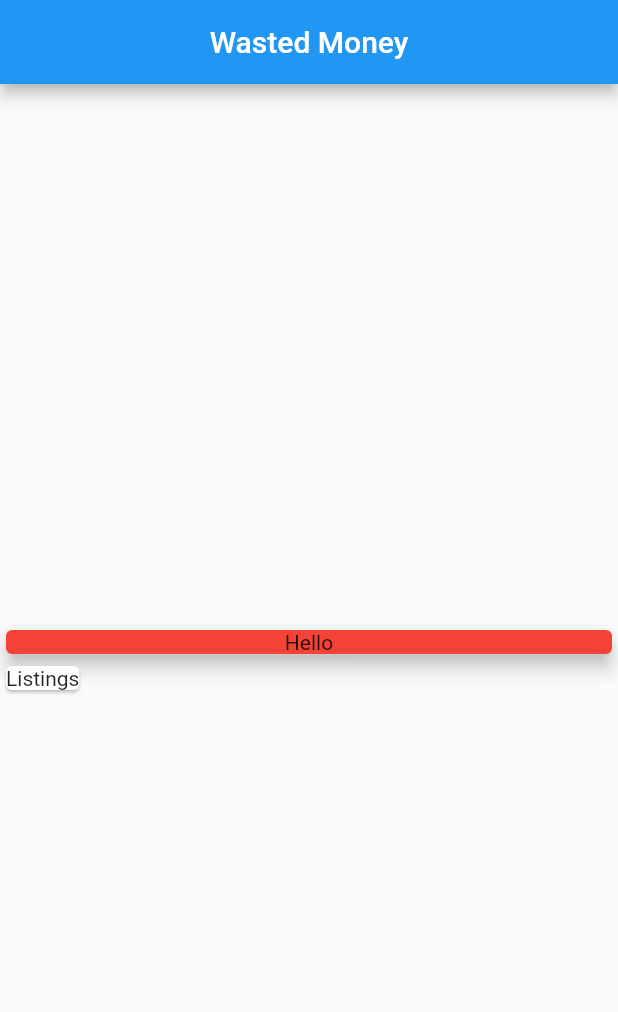
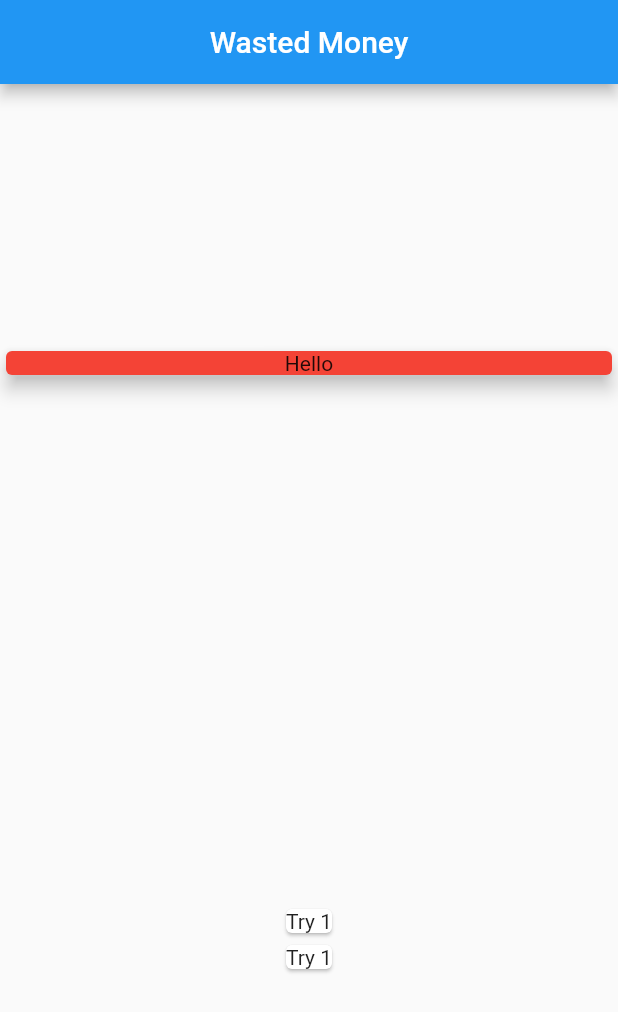
Before and after one commit to chandra-deb/WastedMoney, a Flutter app: the screen it shows after launch, on a phone screen of 412 x 824 dp. Shown: the top 1012 px of the screen. Run offline on Flutter 3.47's test engine with Material 2 defaults, Android fonts, the phone set to English and light mode, and no system bars.

Commit message:
completed another lecture

```diff
--- a/lib/main.dart
+++ b/lib/main.dart
@@ -1,3 +1,4 @@
+import './transaction.dart';
 import 'package:flutter/material.dart';
 
 void main() {
@@ -16,6 +17,20 @@ class MyApp extends StatelessWidget {
 }
 
 class MyHomePage extends StatelessWidget {
+  List<Transaction> transactions = [
+    Transaction(
+      id: 1,
+      title: 'Try 1',
+      amount: 99.99,
+      date: DateTime.now(),
+    ),
+    Transaction(
+      id: 1,
+      title: 'Try 1',
+      amount: 99.99,
+      date: DateTime.now(),
+    ),
+  ];
   @override
   Widget build(BuildContext context) {
     return Scaffold(
@@ -24,8 +39,8 @@ class MyHomePage extends StatelessWidget {
         title: Text('Wasted Money'),
       ),
       body: Column(
-        mainAxisAlignment: MainAxisAlignment.center,
-        crossAxisAlignment: CrossAxisAlignment.start,
+        mainAxisAlignment: MainAxisAlignment.spaceAround,
+        crossAxisAlignment: CrossAxisAlignment.stretch,
         children: [
           Container(
             width: double.infinity,
@@ -38,8 +53,14 @@ class MyHomePage extends StatelessWidget {
               ),
             ),
           ),
-          Card(
-            child: Text('Listings'),
+          Column(
+            children: transactions
+                .map(
+                  (tx) => Card(
+                    child: Text(tx.title),
+                  ),
+                )
+                .toList(),
           ),
         ],
       ),
--- /dev/null
+++ b/lib/transaction.dart
@@ -0,0 +1,13 @@
+class Transaction {
+  final int id;
+  final String title;
+  final double amount;
+  final DateTime date;
+
+  Transaction({
+    this.id,
+    this.title,
+    this.amount,
+    this.date,
+  });
+}
```
